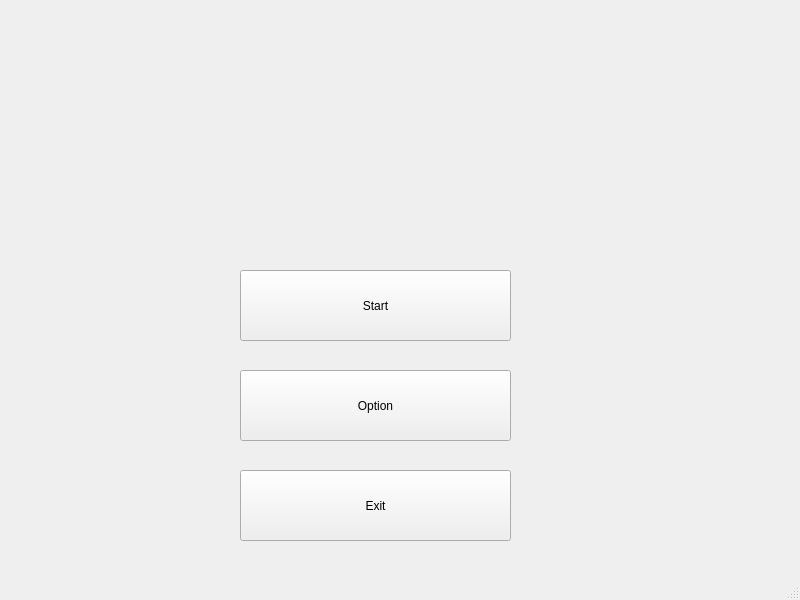
Before: the Qt Designer form prototype/mainwindow.ui in defaultax7/2012h-project, drawn with Qt 5.
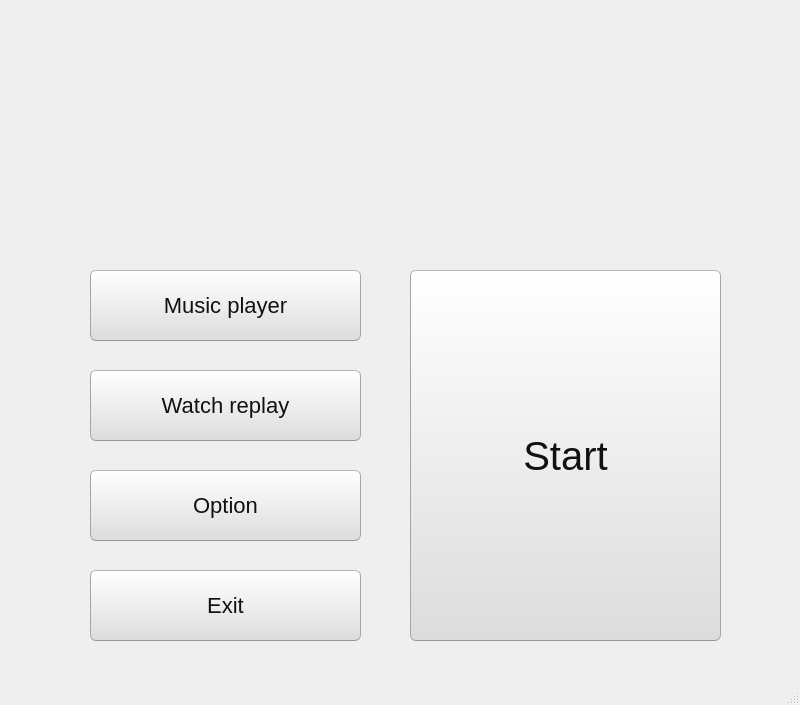
After: the same form once the commit is applied. Icons and pictures are not drawn.

```diff
--- a/prototype/mainwindow.ui
+++ b/prototype/mainwindow.ui
@@ -7,43 +7,109 @@
     <x>0</x>
     <y>0</y>
     <width>800</width>
-    <height>600</height>
+    <height>705</height>
    </rect>
   </property>
   <property name="windowTitle">
    <string>MainWindow</string>
   </property>
   <widget class="QWidget" name="centralwidget">
-   <widget class="QPushButton" name="start_btn">
+   <widget class="QPushButton" name="replay_btn">
     <property name="geometry">
      <rect>
-      <x>240</x>
-      <y>270</y>
+      <x>90</x>
+      <y>370</y>
       <width>271</width>
       <height>71</height>
      </rect>
     </property>
+    <property name="autoFillBackground">
+     <bool>false</bool>
+    </property>
+    <property name="styleSheet">
+     <string notr="true">QPushButton {
+	font-size: 22px;
+	font: bold large &quot;Aerial&quot;;
+    color:rgb(17,17,17);
+	border-width: 1px;
+	border-radius: 6px;
+	border-bottom-color: rgb(150,150,150);
+	border-right-color: rgb(165,165,165);
+	border-left-color: rgb(165,165,165);
+	border-top-color: rgb(180,180,180);
+	border-style: solid;
+	padding: 4px;
+	background-color: qlineargradient(spread:pad, x1:0.5, y1:1, x2:0.5, y2:0, stop:0 rgba(220, 220, 220, 255), stop:1 rgba(255, 255, 255, 255));
+}
+
+QPushButton:hover {
+	border-top-color: rgb(76,195,255);
+	border-right-color: qlineargradient(spread:pad, x1:0, y1:1, x2:1, y2:0, stop:0 rgb(76,195,255), stop:1 rgb(76,195,255));
+	border-left-color:  qlineargradient(spread:pad, x1:1, y1:0, x2:0, y2:0, stop:0 rgb(76,195,255), stop:1 rgb(76,195,255));
+	border-bottom-color: rgb(76,195,255);
+	background-color: qlineargradient(spread:pad, x1:0.5, y1:1, x2:0.5, y2:0, stop:0 rgba(220, 220, 220, 255), stop:1 rgba(255, 255, 255, 255));
+}
+QPushButton:pressed{
+	background-color: qlineargradient(spread:pad, x1:0.5, y1:0, x2:0.5, y2:1, stop:0 rgba(220, 220, 220, 255), stop:1 rgba(255, 255, 255, 255));
+}</string>
+    </property>
     <property name="text">
-     <string>Start</string>
+     <string>Watch replay</string>
+    </property>
+    <property name="autoDefault">
+     <bool>false</bool>
+    </property>
+    <property name="default">
+     <bool>false</bool>
+    </property>
+    <property name="flat">
+     <bool>false</bool>
     </property>
    </widget>
-   <widget class="QPushButton" name="exit_btn">
+   <widget class="QPushButton" name="option_btn">
     <property name="geometry">
      <rect>
-      <x>240</x>
+      <x>90</x>
       <y>470</y>
       <width>271</width>
       <height>71</height>
      </rect>
     </property>
+    <property name="styleSheet">
+     <string notr="true">QPushButton {
+	font-size: 22px;
+	font: bold large &quot;Aerial&quot;;
+    color:rgb(17,17,17);
+	border-width: 1px;
+	border-radius: 6px;
+	border-bottom-color: rgb(150,150,150);
+	border-right-color: rgb(165,165,165);
+	border-left-color: rgb(165,165,165);
+	border-top-color: rgb(180,180,180);
+	border-style: solid;
+	padding: 4px;
+	background-color: qlineargradient(spread:pad, x1:0.5, y1:1, x2:0.5, y2:0, stop:0 rgba(220, 220, 220, 255), stop:1 rgba(255, 255, 255, 255));
+}
+
+QPushButton:hover {
+	border-top-color: rgb(76,195,255);
+	border-right-color: qlineargradient(spread:pad, x1:0, y1:1, x2:1, y2:0, stop:0 rgb(76,195,255), stop:1 rgb(76,195,255));
+	border-left-color:  qlineargradient(spread:pad, x1:1, y1:0, x2:0, y2:0, stop:0 rgb(76,195,255), stop:1 rgb(76,195,255));
+	border-bottom-color: rgb(76,195,255);
+	background-color: qlineargradient(spread:pad, x1:0.5, y1:1, x2:0.5, y2:0, stop:0 rgba(220, 220, 220, 255), stop:1 rgba(255, 255, 255, 255));
+}
+QPushButton:pressed{
+	background-color: qlineargradient(spread:pad, x1:0.5, y1:0, x2:0.5, y2:1, stop:0 rgba(220, 220, 220, 255), stop:1 rgba(255, 255, 255, 255));
+}</string>
+    </property>
     <property name="text">
-     <string>Exit</string>
+     <string>Option</string>
     </property>
    </widget>
    <widget class="QLabel" name="icon">
     <property name="geometry">
      <rect>
-      <x>80</x>
+      <x>100</x>
       <y>70</y>
       <width>601</width>
       <height>151</height>
@@ -56,17 +122,124 @@
      <pixmap resource="res.qrc">:/image/image/orz.png</pixmap>
     </property>
    </widget>
-   <widget class="QPushButton" name="option_btn">
+   <widget class="QPushButton" name="music_btn">
     <property name="geometry">
      <rect>
-      <x>240</x>
-      <y>370</y>
+      <x>90</x>
+      <y>270</y>
       <width>271</width>
       <height>71</height>
      </rect>
     </property>
+    <property name="styleSheet">
+     <string notr="true">QPushButton {
+	font-size: 22px;
+	font: bold large &quot;Aerial&quot;;
+    color:rgb(17,17,17);
+	border-width: 1px;
+	border-radius: 6px;
+	border-bottom-color: rgb(150,150,150);
+	border-right-color: rgb(165,165,165);
+	border-left-color: rgb(165,165,165);
+	border-top-color: rgb(180,180,180);
+	border-style: solid;
+	padding: 4px;
+	background-color: qlineargradient(spread:pad, x1:0.5, y1:1, x2:0.5, y2:0, stop:0 rgba(220, 220, 220, 255), stop:1 rgba(255, 255, 255, 255));
+}
+
+QPushButton:hover {
+	border-top-color: rgb(76,195,255);
+	border-right-color: qlineargradient(spread:pad, x1:0, y1:1, x2:1, y2:0, stop:0 rgb(76,195,255), stop:1 rgb(76,195,255));
+	border-left-color:  qlineargradient(spread:pad, x1:1, y1:0, x2:0, y2:0, stop:0 rgb(76,195,255), stop:1 rgb(76,195,255));
+	border-bottom-color: rgb(76,195,255);
+	background-color: qlineargradient(spread:pad, x1:0.5, y1:1, x2:0.5, y2:0, stop:0 rgba(220, 220, 220, 255), stop:1 rgba(255, 255, 255, 255));
+}
+QPushButton:pressed{
+	background-color: qlineargradient(spread:pad, x1:0.5, y1:0, x2:0.5, y2:1, stop:0 rgba(220, 220, 220, 255), stop:1 rgba(255, 255, 255, 255));
+}</string>
+    </property>
     <property name="text">
-     <string>Option</string>
+     <string>Music player</string>
+    </property>
+   </widget>
+   <widget class="QPushButton" name="exit_btn">
+    <property name="geometry">
+     <rect>
+      <x>90</x>
+      <y>570</y>
+      <width>271</width>
+      <height>71</height>
+     </rect>
+    </property>
+    <property name="styleSheet">
+     <string notr="true">QPushButton {
+	font-size: 22px;
+	font: bold large &quot;Aerial&quot;;
+    color:rgb(17,17,17);
+	border-width: 1px;
+	border-radius: 6px;
+	border-bottom-color: rgb(150,150,150);
+	border-right-color: rgb(165,165,165);
+	border-left-color: rgb(165,165,165);
+	border-top-color: rgb(180,180,180);
+	border-style: solid;
+	padding: 4px;
+	background-color: qlineargradient(spread:pad, x1:0.5, y1:1, x2:0.5, y2:0, stop:0 rgba(220, 220, 220, 255), stop:1 rgba(255, 255, 255, 255));
+}
+
+QPushButton:hover {
+	border-top-color: rgb(76,195,255);
+	border-right-color: qlineargradient(spread:pad, x1:0, y1:1, x2:1, y2:0, stop:0 rgb(76,195,255), stop:1 rgb(76,195,255));
+	border-left-color:  qlineargradient(spread:pad, x1:1, y1:0, x2:0, y2:0, stop:0 rgb(76,195,255), stop:1 rgb(76,195,255));
+	border-bottom-color: rgb(76,195,255);
+	background-color: qlineargradient(spread:pad, x1:0.5, y1:1, x2:0.5, y2:0, stop:0 rgba(220, 220, 220, 255), stop:1 rgba(255, 255, 255, 255));
+}
+QPushButton:pressed{
+	background-color: qlineargradient(spread:pad, x1:0.5, y1:0, x2:0.5, y2:1, stop:0 rgba(220, 220, 220, 255), stop:1 rgba(255, 255, 255, 255));
+}</string>
+    </property>
+    <property name="text">
+     <string>Exit</string>
+    </property>
+   </widget>
+   <widget class="QPushButton" name="pushButton">
+    <property name="geometry">
+     <rect>
+      <x>410</x>
+      <y>270</y>
+      <width>311</width>
+      <height>371</height>
+     </rect>
+    </property>
+    <property name="styleSheet">
+     <string notr="true">QPushButton {
+	font-size: 40px;
+	font: bold large &quot;Aerial&quot;;
+    color:rgb(17,17,17);
+	border-width: 1px;
+	border-radius: 6px;
+	border-bottom-color: rgb(150,150,150);
+	border-right-color: rgb(165,165,165);
+	border-left-color: rgb(165,165,165);
+	border-top-color: rgb(180,180,180);
+	border-style: solid;
+	padding: 4px;
+	background-color: qlineargradient(spread:pad, x1:0.5, y1:1, x2:0.5, y2:0, stop:0 rgba(220, 220, 220, 255), stop:1 rgba(255, 255, 255, 255));
+}
+
+QPushButton:hover {
+	border-top-color: rgb(76,195,255);
+	border-right-color: qlineargradient(spread:pad, x1:0, y1:1, x2:1, y2:0, stop:0 rgb(76,195,255), stop:1 rgb(76,195,255));
+	border-left-color:  qlineargradient(spread:pad, x1:1, y1:0, x2:0, y2:0, stop:0 rgb(76,195,255), stop:1 rgb(76,195,255));
+	border-bottom-color: rgb(76,195,255);
+	background-color: qlineargradient(spread:pad, x1:0.5, y1:1, x2:0.5, y2:0, stop:0 rgba(220, 220, 220, 255), stop:1 rgba(255, 255, 255, 255));
+}
+QPushButton:pressed{
+	background-color: qlineargradient(spread:pad, x1:0.5, y1:0, x2:0.5, y2:1, stop:0 rgba(220, 220, 220, 255), stop:1 rgba(255, 255, 255, 255));
+}</string>
+    </property>
+    <property name="text">
+     <string>Start</string>
     </property>
    </widget>
   </widget>
```
